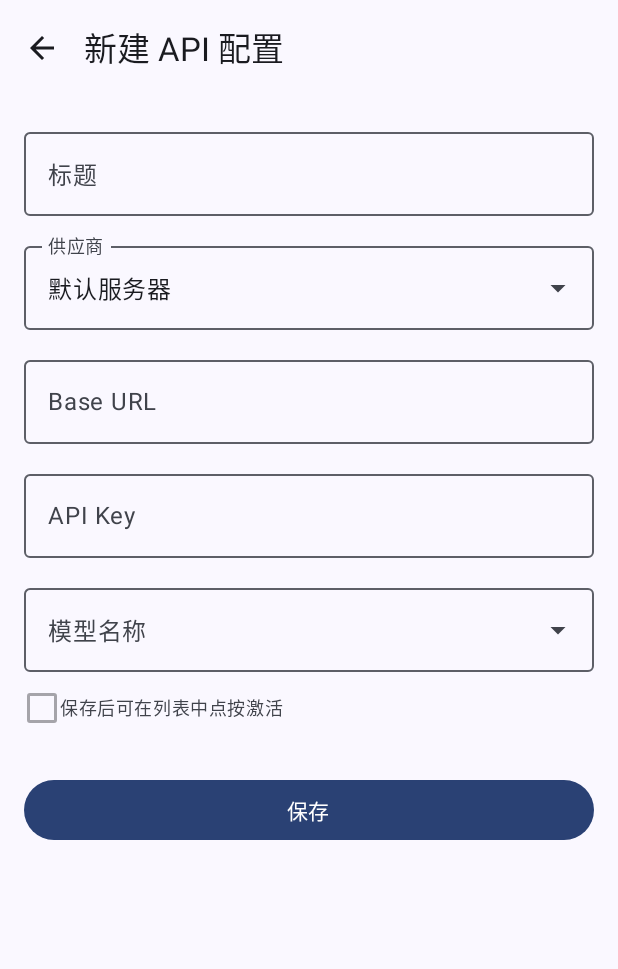
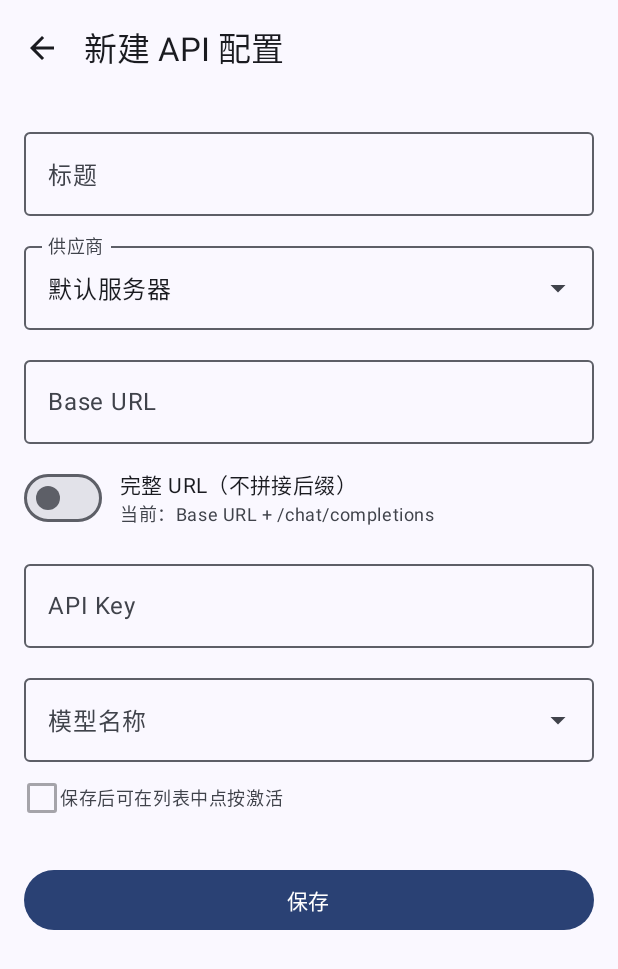
Before and after one commit to wenkangwei/paradise-agent, an Android app built with Jetpack Compose: the ApiConfigEditPage screen opened through its navigation route, on a phone screen of 412 x 824 dp. Shown: the top 969 px of the screen. Run offline under Robolectric (Android 15) with nearby library versions, the phone set to English and light mode, and no system bars; our stand-ins replace Dagger/Hilt's generated code, Room's generated code.

Commit message:
feat(v3.5): per-profile fullUrlMode toggle for non-OpenAI endpoint paths
Some OpenAI-compatible gateways expose the chat-completions endpoint
on a non-standard path (e.g. /v2/llm/chat or a single /infer route).
Previously the app always appended `chat/completions` to the stored
baseUrl, which broke those gateways.

This adds a per-profile `fullUrlMode` flag. When on, the stored
baseUrl is sent verbatim as the full endpoint URL and no suffix is
appended. Off by default, so every built-in supplier (which ships a
versioned baseUrl like /v1/) keeps the historical behaviour.

- Room migration 6->7 adds the column with default 0.
- AiApiService.streamChat switches to @POST with @Url so the path can
  be supplied per call. Retrofit baseUrl is derived from the URL's
  origin in fullUrl mode (placeholder only; @Url is absolute).
- Edit form exposes a Switch with live "current mode" hint.
- Bootstrap path is unchanged (default false).

Co-Authored-By: Claude Opus 4.6 <noreply@anthropic.com>

```diff
--- a/app/src/main/java/com/example/aichat/data/local/AppDatabase.kt
+++ b/app/src/main/java/com/example/aichat/data/local/AppDatabase.kt
@@ -19,7 +19,7 @@ import com.example.aichat.data.local.entity.MessageEntity
         ApiProfileEntity::class,
         AgentProfileEntity::class
     ],
-    version = 6,
+    version = 7,
     exportSchema = false
 )
 @TypeConverters(AttachmentConverter::class)
--- a/app/src/main/java/com/example/aichat/data/local/entity/ApiProfileEntity.kt
+++ b/app/src/main/java/com/example/aichat/data/local/entity/ApiProfileEntity.kt
@@ -23,6 +23,12 @@ data class ApiProfileEntity(
     val modelName: String,
     val isDefault: Boolean = false,
     val customFieldsJson: String = "{}",
+    /**
+     * When true, [baseUrl] is treated as the *complete* chat-completions
+     * endpoint and the provider must NOT append `/chat/completions`. Used
+     * for exotic gateways whose endpoint path is not OpenAI-shaped.
+     */
+    val fullUrlMode: Boolean = false,
     val createdAt: Long,
     val updatedAt: Long
 )
--- a/app/src/main/java/com/example/aichat/data/remote/ChatRemoteDataSource.kt
+++ b/app/src/main/java/com/example/aichat/data/remote/ChatRemoteDataSource.kt
@@ -104,6 +104,7 @@ class ChatRemoteDataSource @Inject constructor(
             modelName = profile.modelName,
             isDefault = true,
             customFieldsJson = "{}",
+            fullUrlMode = profile.fullUrlMode,
             createdAt = profile.createdAt,
             updatedAt = profile.updatedAt
         )
--- a/app/src/main/java/com/example/aichat/data/repository/ApiProfileRepository.kt
+++ b/app/src/main/java/com/example/aichat/data/repository/ApiProfileRepository.kt
@@ -27,6 +27,11 @@ data class ApiProfile(
     val modelName: String,
     val isDefault: Boolean,
     val hasApiKey: Boolean,
+    /**
+     * When true, [baseUrl] is the complete chat-completions endpoint and the
+     * request layer must not append `/chat/completions`.
+     */
+    val fullUrlMode: Boolean = false,
     val createdAt: Long,
     val updatedAt: Long
 )
@@ -61,7 +66,8 @@ interface ApiProfileRepository {
         baseUrl: String,
         apiKey: String,
         modelName: String,
-        makeDefault: Boolean = false
+        makeDefault: Boolean = false,
+        fullUrlMode: Boolean = false
     ): String
 
     suspend fun delete(id: String)
@@ -116,7 +122,8 @@ class ApiProfileRepositoryImpl @Inject constructor(
         baseUrl: String,
         apiKey: String,
         modelName: String,
-        makeDefault: Boolean
+        makeDefault: Boolean,
+        fullUrlMode: Boolean
     ): String = withContext(ioDispatcher) {
         val now = System.currentTimeMillis()
         val effectiveId = id ?: UUID.randomUUID().toString()
@@ -144,6 +151,10 @@ class ApiProfileRepositoryImpl @Inject constructor(
             modelName = resolvedModel,
             isDefault = existing?.isDefault ?: isFirst || makeDefault,
             customFieldsJson = "{}",
+            // Preserve existing fullUrlMode on updates when caller didn't
+            // explicitly toggle it (callers always pass the form value, but
+            // bootstrap paths use the default).
+            fullUrlMode = fullUrlMode,
             createdAt = existing?.createdAt ?: now,
             updatedAt = now
         )
@@ -190,6 +201,7 @@ class ApiProfileRepositoryImpl @Inject constructor(
         modelName = modelName,
         isDefault = isDefault,
         hasApiKey = apiKeyEncrypted.isNotEmpty(),
+        fullUrlMode = fullUrlMode,
         createdAt = createdAt,
         updatedAt = updatedAt
     )
--- a/app/src/main/java/com/example/aichat/feature/profile/apiconfig/ApiConfigEditPage.kt
+++ b/app/src/main/java/com/example/aichat/feature/profile/apiconfig/ApiConfigEditPage.kt
@@ -8,6 +8,7 @@ import androidx.compose.foundation.layout.fillMaxSize
 import androidx.compose.foundation.layout.fillMaxWidth
 import androidx.compose.foundation.layout.height
 import androidx.compose.foundation.layout.padding
+import androidx.compose.foundation.layout.width
 import androidx.compose.foundation.text.KeyboardOptions
 import androidx.compose.material.icons.Icons
 import androidx.compose.material.icons.automirrored.filled.ArrowBack
@@ -25,6 +26,7 @@ import androidx.compose.material3.IconButton
 import androidx.compose.material3.MaterialTheme
 import androidx.compose.material3.OutlinedTextField
 import androidx.compose.material3.Scaffold
+import androidx.compose.material3.Switch
 import androidx.compose.material3.Text
 import androidx.compose.material3.TopAppBar
 import androidx.compose.runtime.Composable
@@ -110,11 +112,46 @@ fun ApiConfigEditPage(
                 value = state.baseUrl,
                 onValueChange = viewModel::updateBaseUrl,
                 label = "Base URL",
-                placeholder = "https://api.example.com/v1/",
+                placeholder = if (state.fullUrlMode) {
+                    "https://api.example.com/v1/chat/completions"
+                } else {
+                    "https://api.example.com/v1/"
+                },
                 history = state.baseUrlHistory,
                 keyboardType = KeyboardType.Uri,
                 mask = false
             )
+
+            // Toggle: is baseUrl the complete endpoint?
+            // On  → baseUrl is used verbatim, no suffix appended (exotic gateways,
+            //      custom OpenAI-compatible routers with non-standard paths).
+            // Off → the provider appends `chat/completions` (default for every
+            //      built-in supplier).
+            Row(
+                verticalAlignment = Alignment.CenterVertically,
+                modifier = Modifier.fillMaxWidth()
+            ) {
+                Switch(
+                    checked = state.fullUrlMode,
+                    onCheckedChange = viewModel::updateFullUrlMode
+                )
+                Spacer(Modifier.width(12.dp))
+                Column {
+                    Text(
+                        text = "完整 URL（不拼接后缀）",
+                        style = MaterialTheme.typography.bodyMedium
+                    )
+                    Text(
+                        text = if (state.fullUrlMode) {
+                            "当前：直接以 Base URL 发请求"
+                        } else {
+                            "当前：Base URL + /chat/completions"
+                        },
+                        style = MaterialTheme.typography.bodySmall,
+                        color = MaterialTheme.colorScheme.onSurfaceVariant
+                    )
+                }
+            }
 
             // API Key with history dropdown (masked)
             HistoryTextField(
```
Also changed, not shown: app/src/main/java/com/example/aichat/data/local/Migrations.kt (+17 -2 lines), app/src/main/java/com/example/aichat/data/provider/LlmProviderFactory.kt (+42 -2 lines), app/src/main/java/com/example/aichat/data/remote/AiApiService.kt (+15 -2 lines), app/src/main/java/com/example/aichat/feature/profile/apiconfig/ApiConfigViewModel.kt (+11 -1 lines).
